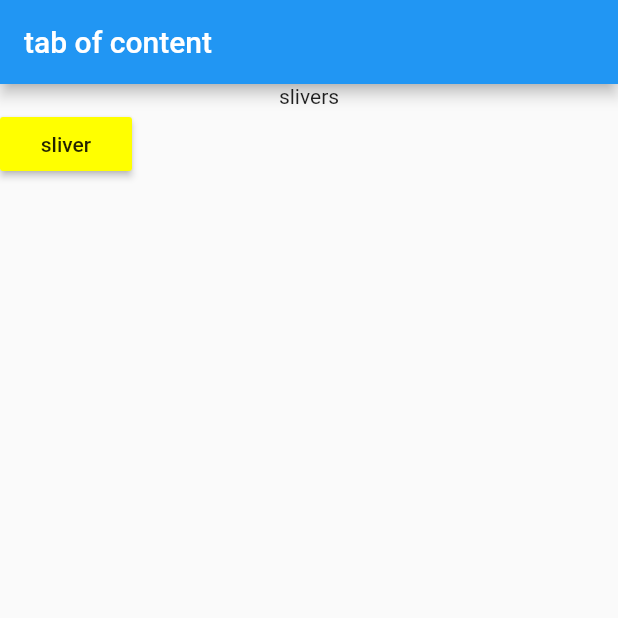
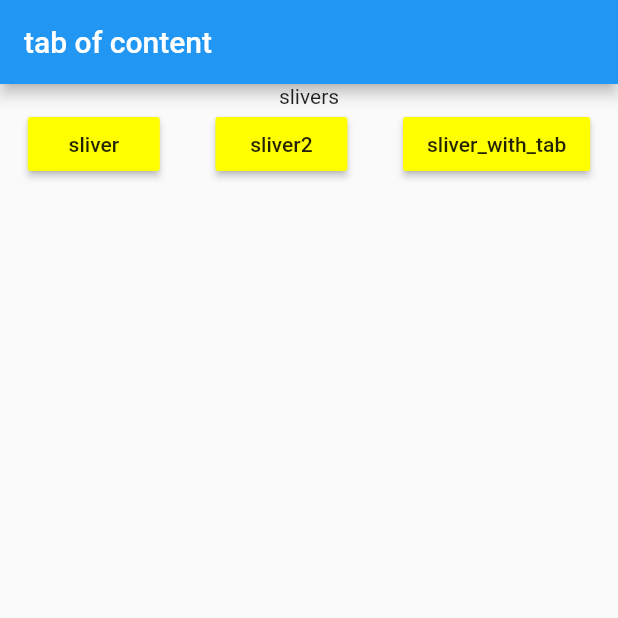
Before and after one commit to lyx0224/flutterwidget, a Flutter app: the screen it shows after launch, on a phone screen of 412 x 824 dp, the top half of it. Run offline on Flutter 3.47's test engine with Material 2 defaults, Android fonts, the phone set to English and light mode, and no system bars.

Commit message:
add sliver demo

```diff
--- a/lib/home_page.dart
+++ b/lib/home_page.dart
@@ -12,6 +12,7 @@ class HomePage extends StatelessWidget {
           children: <Widget>[
             Text('slivers'),
             Row(
+              mainAxisAlignment: MainAxisAlignment.spaceAround,
               children: <Widget>[
                 RaisedButton(
                   color: Colors.yellowAccent,
@@ -19,6 +20,20 @@ class HomePage extends StatelessWidget {
                     Navigator.of(context).pushNamed('sliver_demo_1');
                   },
                   child: Text('sliver'),
+                ),
+                RaisedButton(
+                  color: Colors.yellowAccent,
+                  onPressed: () {
+                    Navigator.of(context).pushNamed('sliver_demo_2');
+                  },
+                  child: Text('sliver2'),
+                ),
+                RaisedButton(
+                  color: Colors.yellowAccent,
+                  onPressed: () {
+                    Navigator.of(context).pushNamed('sliver_with_tab');
+                  },
+                  child: Text('sliver_with_tab'),
                 )
               ],
             )
--- a/lib/main.dart
+++ b/lib/main.dart
@@ -1,6 +1,8 @@
 import 'package:flutter/material.dart';
 import 'package:myflutterwiget/home_page.dart';
-import 'package:myflutterwiget/sliver/SliverDemo1.dart';
+import 'package:myflutterwiget/sliver/sliver_demo1.dart';
+import 'package:myflutterwiget/sliver/sliver_demo2.dart';
+import 'package:myflutterwiget/sliver/sliver_tab.dart';
 
 void main() => runApp(MyApp());
 
@@ -13,7 +15,9 @@ class MyApp extends StatelessWidget {
           primarySwatch: Colors.blue,
         ),
         routes: <String, WidgetBuilder>{
-          'sliver_demo_1': (context) => SliverDemo1()
+          'sliver_demo_1': (context) => SliverDemo1(),
+          'sliver_demo_2': (context) => SliverDemo2(),
+          'sliver_with_tab': (context) => SliverWithTab()
         },
         home: HomePage());
   }
--- a/lib/sliver/SliverDemo1.dart
+++ b/lib/sliver/sliver_demo1.dart
@@ -20,7 +20,7 @@ class SliverDemo1 extends StatelessWidget {
                 title: Text('FlexibleSpaceBar'),
                 background: Image.network(
                   'https://r-cf.bstatic.com/images/hotel/max1024x768/116/116281457.jpg',
-                  fit: BoxFit.fitHeight,
+                  fit: BoxFit.fitWidth,
                 ),
               ),
             ),
```
Also changed, not shown: lib/sliver/sliver_demo2.dart (added, +34 -0 lines), lib/sliver/sliver_tab.dart (added, +86 -0 lines).
